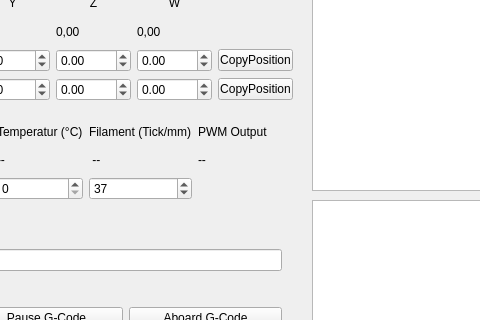
Old version of the form CNC_MultiTool_GUI/mainwindow.ui in the repository CNCMultiTool/CNC_MultiTool; both pictures show x 208 to 688 and y 279 to 599 of the 1028 by 773 pixel window.
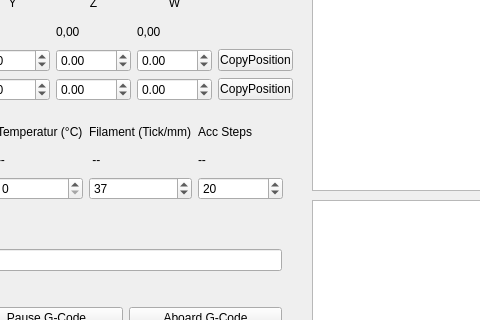
New version of the form.

What changed in the file:
```diff
--- a/CNC_MultiTool_GUI/mainwindow.ui
+++ b/CNC_MultiTool_GUI/mainwindow.ui
@@ -837,7 +837,7 @@
      <item row="0" column="4">
       <widget class="QLabel" name="label_Power">
        <property name="text">
-        <string>PWM Output</string>
+        <string>Acc Steps</string>
        </property>
       </widget>
      </item>
@@ -848,6 +848,16 @@
        </property>
       </widget>
      </item>
+     <item row="2" column="4">
+      <widget class="QSpinBox" name="spinBoxAccSteps">
+       <property name="maximum">
+        <number>999</number>
+       </property>
+       <property name="value">
+        <number>20</number>
+       </property>
+      </widget>
+     </item>
     </layout>
    </widget>
    <widget class="QPushButton" name="pushButtonSerialConnect">
```
Left out of the diff: 4 changed lines with no effect on the pictures.
